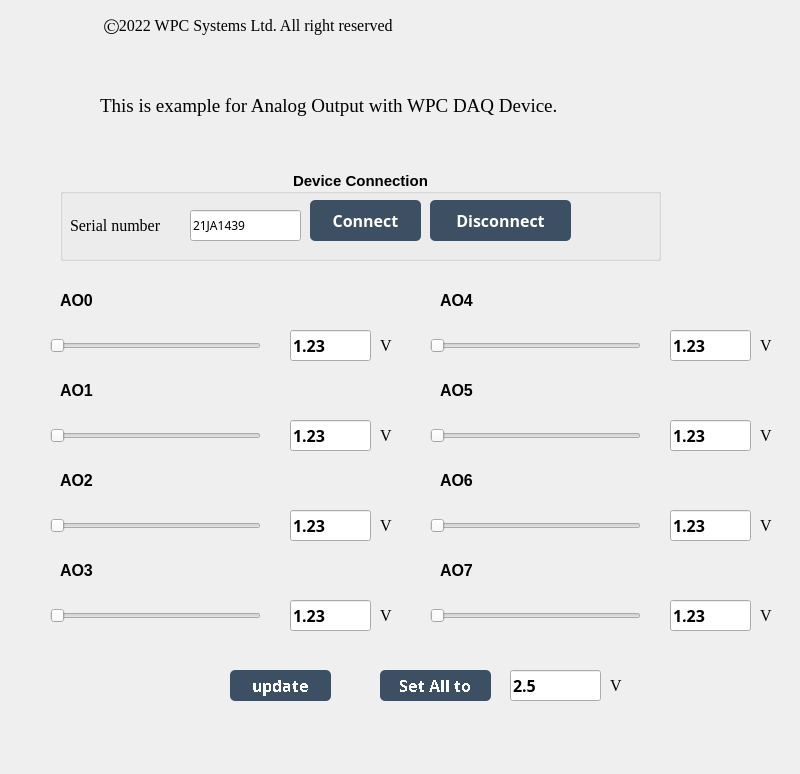
The window that Examples/GUI/AIO/Example_analog_output/UI_design/example_GUI_AO.ui (WPC-Systems-Ltd/WPC_Python_driver_release) describes before a commit, drawn with Qt 5.
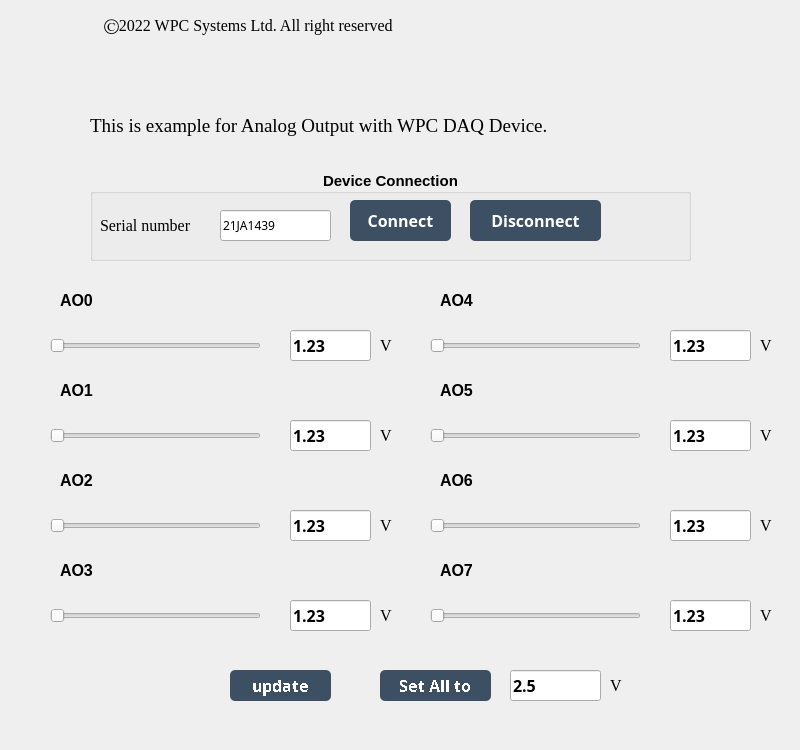
The same window after the commit. Icons and pictures are not drawn.

Commit message: v0.0.13- Add GUI example code & README.md in console example code (#15)

Patch:
```diff
--- a/Examples/GUI/AIO/Example_analog_output/UI_design/example_GUI_AO.ui
+++ b/Examples/GUI/AIO/Example_analog_output/UI_design/example_GUI_AO.ui
@@ -7,9 +7,15 @@
     <x>0</x>
     <y>0</y>
     <width>800</width>
-    <height>774</height>
+    <height>750</height>
    </rect>
   </property>
+  <property name="minimumSize">
+   <size>
+    <width>800</width>
+    <height>750</height>
+   </size>
+  </property>
   <property name="windowTitle">
    <string>Example_analog_output</string>
   </property>
@@ -55,8 +61,8 @@
    <widget class="QLabel" name="lb_declare">
     <property name="geometry">
      <rect>
-      <x>100</x>
-      <y>90</y>
+      <x>90</x>
+      <y>110</y>
       <width>621</width>
       <height>31</height>
      </rect>
@@ -1491,7 +1497,7 @@
    <widget class="QGroupBox" name="groupBox_connection">
     <property name="geometry">
      <rect>
-      <x>60</x>
+      <x>90</x>
       <y>170</y>
       <width>601</width>
       <height>91</height>
@@ -1519,9 +1525,9 @@
     <widget class="QPushButton" name="btn_connect">
      <property name="geometry">
       <rect>
-       <x>250</x>
+       <x>260</x>
        <y>30</y>
-       <width>111</width>
+       <width>101</width>
        <height>41</height>
       </rect>
      </property>
@@ -1552,9 +1558,9 @@
     <widget class="QPushButton" name="btn_disconnect">
      <property name="geometry">
       <rect>
-       <x>370</x>
+       <x>380</x>
        <y>30</y>
-       <width>141</width>
+       <width>131</width>
        <height>41</height>
       </rect>
      </property>
```
Left out of the diff: 4 changed lines with no effect on the pictures. The commit also changes 137 other files.
